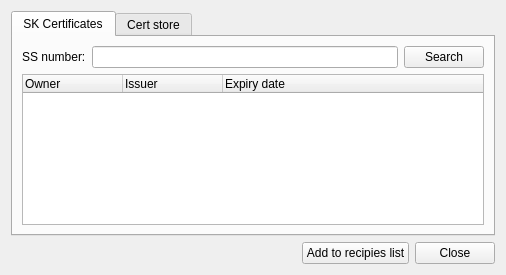
tixsys/esteid, file qdigidoccrypto/trunk/src/ui/KeyAddDialog.ui: the form before one commit.
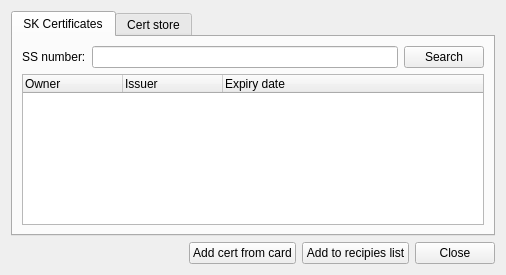
The form after the commit.

Commit message: qdigidoccrypto: add certificate from card

What changed in the file:
```diff
--- a/qdigidoccrypto/trunk/src/ui/KeyAddDialog.ui
+++ b/qdigidoccrypto/trunk/src/ui/KeyAddDialog.ui
@@ -128,6 +128,13 @@
        </property>
       </spacer>
      </item>
+     <item>
+      <widget class="QPushButton" name="addCard">
+       <property name="text">
+        <string>Add cert from card</string>
+       </property>
+      </widget>
+     </item>
      <item>
       <widget class="QPushButton" name="add">
        <property name="text">
```
The commit also changes 6 other files.
